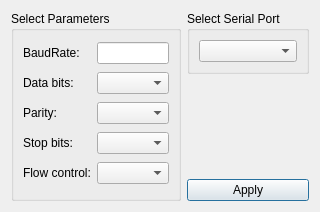
Above: settingsdialog.ui from Kortepk/Oscillo-Parser before the change. Below: the same form after it.
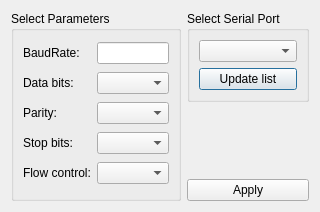
That is the form after the change.

Commit message: Add update port button

```diff
--- a/settingsdialog.ui
+++ b/settingsdialog.ui
@@ -94,6 +94,13 @@
         <item row="0" column="0">
          <widget class="QComboBox" name="serialPortInfoListBox"/>
         </item>
+        <item row="1" column="0">
+         <widget class="QPushButton" name="pushButton">
+          <property name="text">
+           <string>Update list</string>
+          </property>
+         </widget>
+        </item>
        </layout>
       </widget>
      </item>
```
The commit also changes 2 other files.
